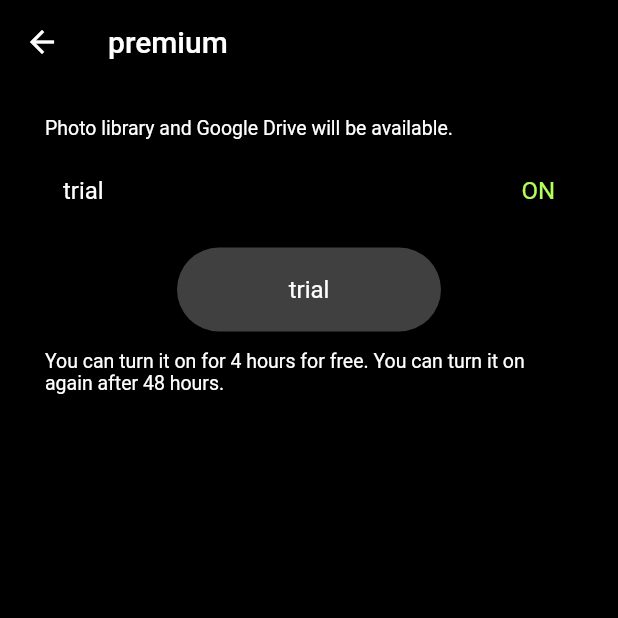
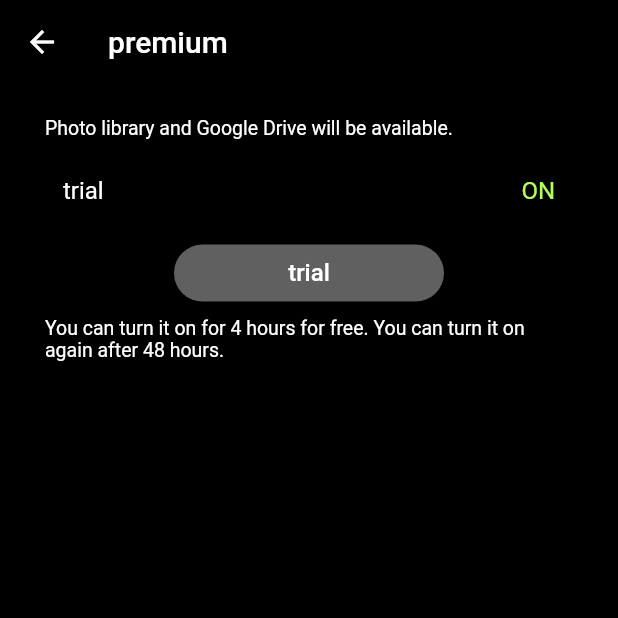
Before and after one commit to koji4104/KeepTheFace, a Flutter app: the PremiumScreen screen opened directly, after a tap on "trial", on a phone screen of 412 x 824 dp, the top half of it. Run offline on Flutter 3.47's test engine with Material 2 defaults, Android fonts, the light colour scheme and no system bars; our stand-ins replace battery_plus, camera, flutter_secure_storage, gallery_saver, google_sign_in, hooks_riverpod and 5 more; missing offline and left inert: disk_space, googleapis, in_app_purchase_android, in_app_purchase_storekit, photo_gallery and 1 more; accounts and stored records are empty.

Commit message:
slightly change the color

```diff
--- a/lib/base_settings_screen.dart
+++ b/lib/base_settings_screen.dart
@@ -17,11 +17,14 @@ class BaseSettingsScreen extends ConsumerWidget {
   TextStyle tsOn = TextStyle(color:Colors.lightGreenAccent);
   TextStyle tsNg = TextStyle(color:Colors.grey);
 
-  Color btnTextColor = Colors.white;
-  Color btnTileColor = Color(0xFF404040);
-  Color btnHoverColor = Color(0xFF505050);
+  Color btnTextColor = Color(0xFFFFFFFF);
+  Color btnTileColor = Color(0xFF606060);
 
+  Color textColor = Color(0xFFa0a0a0);
   Color tileColor = Color(0xFF404040);
+  Color selectedTextColor = Color(0xFFFFFFFF);
+  Color selectedTileColor = Color(0xFF404040);
+  Color activeColor = Color(0xFFFFFFFF); // radio button
   Color hoverColor = Color(0xFF505050);
 
   @override
@@ -88,19 +91,16 @@ class BaseSettingsScreen extends ConsumerWidget {
   }
 
   Widget MyButton({required String title, required Function() onTap}) {
-    Widget exp = Expanded(child: SizedBox(width:1));
     return Container(
-      padding: EdgeInsets.symmetric(vertical:8, horizontal:100),
-      child: ListTile(
-        shape: RoundedRectangleBorder(borderRadius: BorderRadius.all(Radius.circular(30))),
-        title: Row(children:[
-          exp,
-          Text(title,style:TextStyle(color:btnTextColor)),
-          exp
-        ]),
-        tileColor: btnTileColor,
-        hoverColor: btnHoverColor,
-        onTap: onTap
+      width: 200, height: 50,
+      padding: EdgeInsets.symmetric(vertical:6, horizontal:10),
+      child: TextButton(
+        style: TextButton.styleFrom(
+            backgroundColor: btnTileColor,
+            shape: RoundedRectangleBorder(borderRadius: BorderRadius.all(Radius.circular(40)))
+          ),
+        child: Text(title, style: TextStyle(color: btnTextColor, fontSize: 16.0), textAlign: TextAlign.center),
+        onPressed: onTap
       ),
     );
   }
@@ -115,8 +115,10 @@ class BaseSettingsScreen extends ConsumerWidget {
       child: RadioListTile(
         shape: RoundedRectangleBorder(borderRadius: BorderRadius.all(Radius.circular(3))),
         tileColor: tileColor,
-        activeColor: Colors.white,
-        title: Text(l10n(title)),
+        activeColor: activeColor,
+        selectedTileColor: selectedTileColor,
+        selected: groupValue==value,
+        title: Text(l10n(title), style:TextStyle(color: groupValue==value ? selectedTextColor: textColor)),
         value: value,
         groupValue: groupValue,
         onChanged: onChanged,
--- a/lib/environment.dart
+++ b/lib/environment.dart
@@ -48,8 +48,8 @@ class Environment {
   /// 自動停止
   EnvData autostop_sec = EnvData(
     val:3600,
-    vals:[60,3600,21600,43200,86400],
-    keys:['60 sec','1','6','12','24'],
+    vals:[3600,21600,43200,86400],
+    keys:['1','6','12','24'],
     name:'autostop_sec',
   );
 
--- a/lib/settings_screen.dart
+++ b/lib/settings_screen.dart
@@ -54,6 +54,7 @@ class SettingsScreen extends BaseSettingsScreen {
         MyValue(data: env.take_interval_sec),
         MyValue(data: env.save_num),
         MyValue(data: env.autostop_sec),
+        /*
         MyLabel(''),
         MyLabel(l10n('premium')),
         MyListTile(
@@ -72,6 +73,7 @@ class SettingsScreen extends BaseSettingsScreen {
             }
           ),
         if(ex==1 || ex==2) MyValue(data: env.ex_save_num),
+        */
         MyLabel(''),
         MyLabel('Logs'),
         MyListTile(
```
